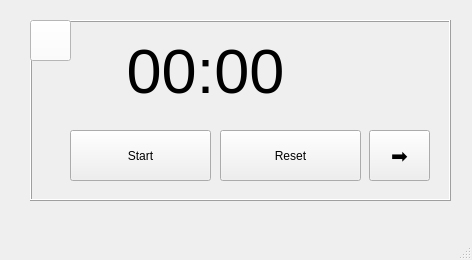
Old version of the form ui/mainwindow.ui in the repository TiagoSBO/qt-pomodoro-timer.
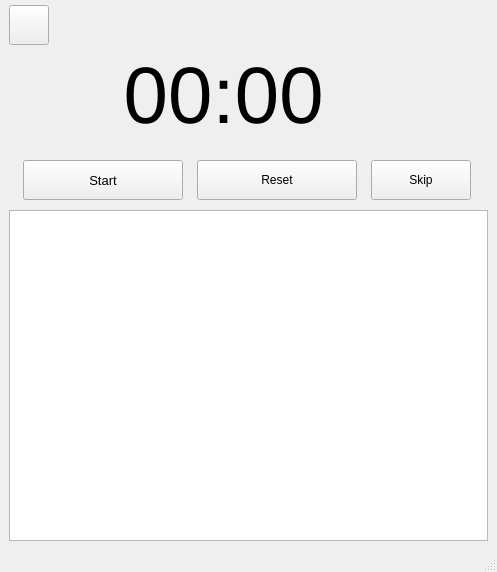
New version of the form. Icons and pictures are not drawn.

Commit message: style: Adjust component alignment

The edit to the form file:
```diff
--- a/ui/mainwindow.ui
+++ b/ui/mainwindow.ui
@@ -6,70 +6,94 @@
    <rect>
     <x>0</x>
     <y>0</y>
-    <width>472</width>
-    <height>260</height>
+    <width>497</width>
+    <height>572</height>
    </rect>
   </property>
   <property name="windowTitle">
    <string>MainWindow</string>
   </property>
   <widget class="QWidget" name="centralwidget">
-   <widget class="QFrame" name="frameTimer">
-    <property name="geometry">
-     <rect>
-      <x>30</x>
-      <y>20</y>
-      <width>421</width>
-      <height>181</height>
-     </rect>
+   <layout class="QVBoxLayout" name="verticalLayout">
+    <property name="spacing">
+     <number>10</number>
     </property>
-    <property name="sizePolicy">
-     <sizepolicy hsizetype="Fixed" vsizetype="Preferred">
-      <horstretch>0</horstretch>
-      <verstretch>0</verstretch>
-     </sizepolicy>
+    <property name="topMargin">
+     <number>0</number>
     </property>
-    <property name="frameShape">
-     <enum>QFrame::Shape::Box</enum>
-    </property>
-    <property name="frameShadow">
-     <enum>QFrame::Shadow::Raised</enum>
-    </property>
+    <item>
     <widget class="QPushButton" name="button_settings">
-     <property name="geometry">
-      <rect>
-       <x>0</x>
-       <y>0</y>
-       <width>41</width>
-       <height>41</height>
-      </rect>
+      <property name="sizePolicy">
+       <sizepolicy hsizetype="Preferred" vsizetype="Preferred">
+        <horstretch>0</horstretch>
+        <verstretch>0</verstretch>
+       </sizepolicy>
+      </property>
+      <property name="minimumSize">
+       <size>
+        <width>40</width>
+        <height>40</height>
+       </size>
+      </property>
+      <property name="maximumSize">
+       <size>
+        <width>30</width>
+        <height>30</height>
+       </size>
+      </property>
+      <property name="font">
+       <font>
+        <kerning>true</kerning>
+       </font>
+      </property>
+      <property name="layoutDirection">
+       <enum>Qt::LayoutDirection::LeftToRight</enum>
      </property>
      <property name="autoFillBackground">
       <bool>false</bool>
      </property>
-     <property name="styleSheet">
-      <string notr="true">background-color: rgb(255, 255, 255);</string>
-     </property>
      <property name="text">
       <string/>
      </property>
      <property name="icon">
-      <iconset>
-       <normaloff>assets/btton_setting.png</normaloff>assets/btton_setting.png</iconset>
-     </property>
-    </widget>
+       <iconset theme="QIcon::ThemeIcon::Scanner"/>
+      </property>
+      <property name="iconSize">
+       <size>
+        <width>50</width>
+        <height>20</height>
+       </size>
+      </property>
+     </widget>
+    </item>
+    <item>
+     <layout class="QHBoxLayout" name="horizontalLayout">
+      <property name="spacing">
+       <number>0</number>
+      </property>
+      <property name="leftMargin">
+       <number>0</number>
+      </property>
+      <property name="topMargin">
+       <number>0</number>
+      </property>
+      <property name="rightMargin">
+       <number>50</number>
+      </property>
+      <property name="bottomMargin">
+       <number>0</number>
+      </property>
+      <item>
     <widget class="QLabel" name="labelTimer">
-     <property name="geometry">
-      <rect>
-       <x>80</x>
-       <y>10</y>
-       <width>191</width>
-       <height>81</height>
-      </rect>
+        <property name="sizePolicy">
+         <sizepolicy hsizetype="Preferred" vsizetype="Preferred">
+          <horstretch>0</horstretch>
+          <verstretch>0</verstretch>
+         </sizepolicy>
      </property>
      <property name="font">
       <font>
-       <pointsize>47</pointsize>
+          <pointsize>60</pointsize>
       </font>
      </property>
      <property name="text">
@@ -78,55 +102,121 @@
      <property name="alignment">
       <set>Qt::AlignmentFlag::AlignCenter</set>
      </property>
-    </widget>
+        <property name="margin">
+         <number>-10</number>
+        </property>
+       </widget>
+      </item>
+     </layout>
+    </item>
+    <item>
+     <layout class="QHBoxLayout" name="horizontalLayout_2" stretch="2,2,2">
+      <property name="spacing">
+       <number>0</number>
+      </property>
+      <property name="topMargin">
+       <number>10</number>
+      </property>
+      <item>
     <widget class="QPushButton" name="button_resumePause">
-     <property name="geometry">
-      <rect>
-       <x>40</x>
-       <y>110</y>
-       <width>141</width>
-       <height>51</height>
-      </rect>
+        <property name="sizePolicy">
+         <sizepolicy hsizetype="Minimum" vsizetype="Maximum">
+          <horstretch>0</horstretch>
+          <verstretch>0</verstretch>
+         </sizepolicy>
+        </property>
+        <property name="minimumSize">
+         <size>
+          <width>40</width>
+          <height>40</height>
+         </size>
+        </property>
+        <property name="maximumSize">
+         <size>
+          <width>160</width>
+          <height>100</height>
+         </size>
+        </property>
+        <property name="font">
+         <font>
+          <pointsize>10</pointsize>
+          <bold>false</bold>
+         </font>
      </property>
      <property name="text">
       <string>Start</string>
      </property>
     </widget>
+      </item>
+      <item>
     <widget class="QPushButton" name="button_reset">
-     <property name="geometry">
-      <rect>
-       <x>190</x>
-       <y>110</y>
-       <width>141</width>
-       <height>51</height>
-      </rect>
+        <property name="sizePolicy">
+         <sizepolicy hsizetype="Minimum" vsizetype="Maximum">
+          <horstretch>0</horstretch>
+          <verstretch>0</verstretch>
+         </sizepolicy>
+        </property>
+        <property name="minimumSize">
+         <size>
+          <width>40</width>
+          <height>40</height>
+         </size>
+        </property>
+        <property name="maximumSize">
+         <size>
+          <width>160</width>
+          <height>100</height>
+         </size>
      </property>
      <property name="text">
       <string>Reset</string>
      </property>
     </widget>
+      </item>
+      <item>
     <widget class="QPushButton" name="button_skip">
      <property name="enabled">
       <bool>true</bool>
      </property>
-     <property name="geometry">
-      <rect>
-       <x>339</x>
-       <y>110</y>
-       <width>61</width>
-       <height>51</height>
-      </rect>
+        <property name="sizePolicy">
+         <sizepolicy hsizetype="Preferred" vsizetype="Preferred">
+          <horstretch>0</horstretch>
+          <verstretch>0</verstretch>
+         </sizepolicy>
+        </property>
+        <property name="minimumSize">
+         <size>
+          <width>10</width>
+          <height>10</height>
+         </size>
+        </property>
+        <property name="maximumSize">
+         <size>
+          <width>100</width>
+          <height>100</height>
+         </size>
      </property>
      <property name="font">
       <font>
-       <pointsize>15</pointsize>
-      </font>
-     </property>
+          <pointsize>9</pointsize>
+          <bold>false</bold>
+          <hintingpreference>PreferDefaultHinting</hintingpreference>
+         </font>
+        </property>
+        <property name="layoutDirection">
+         <enum>Qt::LayoutDirection::LeftToRight</enum>
+        </property>
      <property name="text">
-      <string>➡️</string>
-     </property>
-    </widget>
-   </widget>
+         <string>Skip</string>
+        </property>
+       </widget>
+      </item>
+     </layout>
+    </item>
+    <item>
+     <widget class="QTableWidget" name="sessionLogs"/>
+    </item>
+   </layout>
   </widget>
   <widget class="QMenuBar" name="menubar">
    <property name="geometry">
```
Left out of the diff: 2 changed lines with no effect on the pictures. Lines whose indentation alone changed are shown as unchanged.
